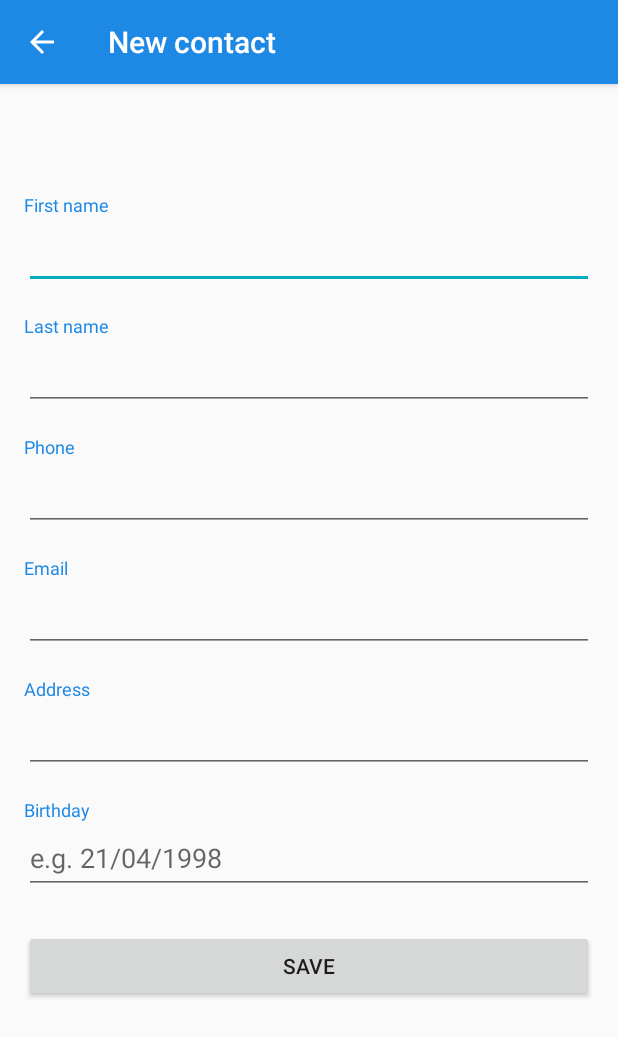
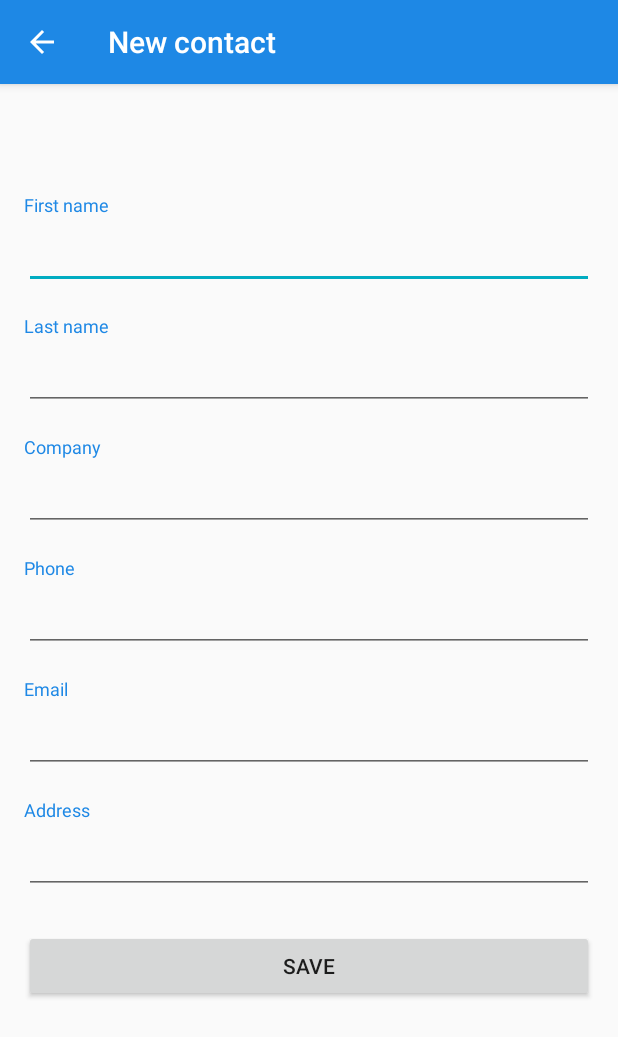
Before and after one commit to Jamie135/ft_hangouts, an Android app: the screen it shows after launch (ContactEditActivity), after a tap on "Add contact", on a phone screen of 412 x 824 dp. Shown: the top 1037 px of the screen. Run offline under Robolectric (Android 15) with nearby library versions, the phone set to English and light mode, and no system bars.

Commit message:
added 2 languages supports

```diff
--- a/app/src/main/java/com/pbureera/ft_hangouts/data/ContactDao.kt
+++ b/app/src/main/java/com/pbureera/ft_hangouts/data/ContactDao.kt
@@ -5,7 +5,7 @@ import android.content.Context
 import android.database.Cursor
 import android.telephony.PhoneNumberUtils
 import com.pbureera.ft_hangouts.data.DbHelper.Companion.C_ADDRESS
-import com.pbureera.ft_hangouts.data.DbHelper.Companion.C_BIRTHDAY
+import com.pbureera.ft_hangouts.data.DbHelper.Companion.C_COMPANY
 import com.pbureera.ft_hangouts.data.DbHelper.Companion.C_EMAIL
 import com.pbureera.ft_hangouts.data.DbHelper.Companion.C_FIRST_NAME
 import com.pbureera.ft_hangouts.data.DbHelper.Companion.C_ID
@@ -36,7 +36,8 @@ class ContactDao(private val db: DbHelper) {
     fun getAll(): List<Contact> =
         db.readableDatabase.query(
             T_CONTACTS, null, null, null, null, null,
-            "$C_FIRST_NAME COLLATE NOCASE, $C_LAST_NAME COLLATE NOCASE"
+            // Sort by the name shown in the list: the first name, or the company when there is none.
+            "COALESCE(NULLIF($C_FIRST_NAME, ''), $C_COMPANY) COLLATE NOCASE, $C_LAST_NAME COLLATE NOCASE"
         ).use { c -> buildList { while (c.moveToNext()) add(c.toContact()) } }
 
     fun getById(id: Long): Contact? =
@@ -57,7 +58,7 @@ class ContactDao(private val db: DbHelper) {
         put(C_PHONE, phone.trim())
         put(C_EMAIL, email.trim())
         put(C_ADDRESS, address.trim())
-        put(C_BIRTHDAY, birthday.trim())
+        put(C_COMPANY, company.trim())
         put(C_PHOTO_URI, photoUri)
     }
 
@@ -68,7 +69,7 @@ class ContactDao(private val db: DbHelper) {
         phone = getString(getColumnIndexOrThrow(C_PHONE)),
         email = getString(getColumnIndexOrThrow(C_EMAIL)),
         address = getString(getColumnIndexOrThrow(C_ADDRESS)),
-        birthday = getString(getColumnIndexOrThrow(C_BIRTHDAY)),
+        company = getString(getColumnIndexOrThrow(C_COMPANY)),
         photoUri = getColumnIndexOrThrow(C_PHOTO_URI).let { if (isNull(it)) null else getString(it) },
     )
 }
--- a/app/src/main/java/com/pbureera/ft_hangouts/data/DbHelper.kt
+++ b/app/src/main/java/com/pbureera/ft_hangouts/data/DbHelper.kt
@@ -22,12 +22,12 @@ class DbHelper private constructor(context: Context) :
             """
             CREATE TABLE $T_CONTACTS (
                 $C_ID         INTEGER PRIMARY KEY AUTOINCREMENT,
-                $C_FIRST_NAME TEXT NOT NULL,
+                $C_FIRST_NAME TEXT NOT NULL DEFAULT '',
                 $C_LAST_NAME  TEXT NOT NULL DEFAULT '',
                 $C_PHONE      TEXT NOT NULL,
                 $C_EMAIL      TEXT NOT NULL DEFAULT '',
                 $C_ADDRESS    TEXT NOT NULL DEFAULT '',
-                $C_BIRTHDAY   TEXT NOT NULL DEFAULT '',
+                $C_COMPANY    TEXT NOT NULL DEFAULT '',
                 $C_PHOTO_URI  TEXT
             )
             """.trimIndent()
@@ -56,7 +56,8 @@ class DbHelper private constructor(context: Context) :
 
     companion object {
         const val DB_NAME = "ft_hangouts.db"
-        const val DB_VERSION = 1
+        // 2: "birthday" column replaced by "company".
+        const val DB_VERSION = 2
 
         const val T_CONTACTS = "contacts"
         const val C_ID = "id"
@@ -65,7 +66,7 @@ class DbHelper private constructor(context: Context) :
         const val C_PHONE = "phone"
         const val C_EMAIL = "email"
         const val C_ADDRESS = "address"
-        const val C_BIRTHDAY = "birthday"
+        const val C_COMPANY = "company"
         const val C_PHOTO_URI = "photo_uri"
 
         const val T_MESSAGES = "messages"
--- a/app/src/main/java/com/pbureera/ft_hangouts/ui/ContactAdapter.kt
+++ b/app/src/main/java/com/pbureera/ft_hangouts/ui/ContactAdapter.kt
@@ -44,6 +44,8 @@ class ContactAdapter(private val inflater: LayoutInflater) : BaseAdapter() {
         listOf(c.firstName, c.lastName)
             .mapNotNull { it.trim().firstOrNull()?.uppercaseChar() }
             .joinToString("")
+            // Organisation without a person's name: first letter of the company.
+            .ifEmpty { c.company.trim().take(1).uppercase() }
 
     /** Caches the row's child views so findViewById runs once per row, not per bind. */
     private class RowViews(val initials: TextView, val name: TextView, val phone: TextView)
--- a/app/src/main/java/com/pbureera/ft_hangouts/ui/ContactDetailActivity.kt
+++ b/app/src/main/java/com/pbureera/ft_hangouts/ui/ContactDetailActivity.kt
@@ -54,10 +54,10 @@ class ContactDetailActivity : BaseActivity() {
         rows.removeAllViews()
         addRow(R.string.label_first_name, c.firstName)
         addRow(R.string.label_last_name, c.lastName)
+        addRow(R.string.label_company, c.company)
         addRow(R.string.label_phone, c.phone)
         addRow(R.string.label_email, c.email)
         addRow(R.string.label_address, c.address)
-        addRow(R.string.label_birthday, c.birthday)
         return true
     }
 
--- a/app/src/main/java/com/pbureera/ft_hangouts/ui/ContactEditActivity.kt
+++ b/app/src/main/java/com/pbureera/ft_hangouts/ui/ContactEditActivity.kt
@@ -22,7 +22,7 @@ class ContactEditActivity : BaseActivity() {
     private lateinit var phone: EditText
     private lateinit var email: EditText
     private lateinit var address: EditText
-    private lateinit var birthday: EditText
+    private lateinit var company: EditText
 
     /** The contact being edited, or null when creating a new one. */
     private var original: Contact? = null
@@ -38,7 +38,7 @@ class ContactEditActivity : BaseActivity() {
         phone = findViewById(R.id.edit_phone)
         email = findViewById(R.id.edit_email)
         address = findViewById(R.id.edit_address)
-        birthday = findViewById(R.id.edit_birthday)
+        company = findViewById(R.id.edit_company)
 
         val contactId = intent.getLongExtra(EXTRA_CONTACT_ID, 0L)
         if (contactId != 0L) {
@@ -60,7 +60,7 @@ class ContactEditActivity : BaseActivity() {
         phone.setText(c.phone)
         email.setText(c.email)
         address.setText(c.address)
-        birthday.setText(c.birthday)
+        company.setText(c.company)
     }
 
     private fun save() {
@@ -73,7 +73,7 @@ class ContactEditActivity : BaseActivity() {
             phone = phone.text.toString().trim(),
             email = email.text.toString().trim(),
             address = address.text.toString().trim(),
-            birthday = birthday.text.toString().trim(),
+            company = company.text.toString().trim(),
             photoUri = original?.photoUri,
         )
 
@@ -96,7 +96,11 @@ class ContactEditActivity : BaseActivity() {
     private fun validate(): Boolean {
         val errors = mutableListOf<Pair<EditText, Int>>()
 
-        if (firstName.text.isBlank()) errors += firstName to R.string.error_required
+        // A person needs a first name, an organisation a company name: at least one of them.
+        if (firstName.text.isBlank() && company.text.isBlank()) {
+            errors += firstName to R.string.error_name_or_company
+            errors += company to R.string.error_name_or_company
+        }
 
         val phoneText = phone.text.toString().trim()
         when {
--- a/app/src/main/res/layout/activity_contact_edit.xml
+++ b/app/src/main/res/layout/activity_contact_edit.xml
@@ -22,6 +22,11 @@
             android:autofillHints="familyName" android:inputType="textPersonName|textCapWords" />
 
         <TextView style="@style/FieldLabel"
+            android:labelFor="@+id/edit_company" android:text="@string/label_company" />
+        <EditText android:id="@+id/edit_company" style="@style/FieldInput"
+            android:autofillHints="organization" android:inputType="textCapWords" />
+
+        <TextView style="@style/FieldLabel"
             android:labelFor="@+id/edit_phone" android:text="@string/label_phone" />
         <EditText android:id="@+id/edit_phone" style="@style/FieldInput"
             android:autofillHints="phone" android:inputType="phone" />
@@ -37,11 +42,6 @@
             android:autofillHints="postalAddress"
             android:inputType="textPostalAddress|textMultiLine|textCapWords" />
 
-        <TextView style="@style/FieldLabel"
-            android:labelFor="@+id/edit_birthday" android:text="@string/label_birthday" />
-        <EditText android:id="@+id/edit_birthday" style="@style/FieldInput"
-            android:hint="@string/hint_birthday" android:importantForAutofill="no"
-            android:inputType="date" />
 
         <Button
             android:id="@+id/button_save"
--- a/app/src/main/res/menu/main_menu.xml
+++ b/app/src/main/res/menu/main_menu.xml
@@ -8,9 +8,14 @@
         android:title="@string/action_add_contact"
         app:showAsAction="ifRoom" />
 
-    <!-- No icon and showAsAction="never": goes in the ⋮ overflow menu. -->
+    <!-- No icon and showAsAction="never": these go in the ⋮ overflow menu. -->
     <item
         android:id="@+id/action_header_color"
         android:title="@string/action_header_color"
         app:showAsAction="never" />
+
+    <item
+        android:id="@+id/action_language"
+        android:title="@string/action_language"
+        app:showAsAction="never" />
 </menu>
--- a/app/src/main/res/values/strings.xml
+++ b/app/src/main/res/values/strings.xml
@@ -1,5 +1,6 @@
 <resources>
-    <string name="app_name">ft_hangouts</string>
+    <!-- Same name in every language. -->
+    <string name="app_name" translatable="false">ft_hangouts</string>
     <string name="no_contacts">No contacts yet</string>
 
     <!-- Screen titles -->
@@ -12,8 +13,7 @@
     <string name="label_phone">Phone</string>
     <string name="label_email">Email</string>
     <string name="label_address">Address</string>
-    <string name="label_birthday">Birthday</string>
-    <string name="hint_birthday">e.g. 21/04/1998</string>
+    <string name="label_company">Company</string>
 
     <!-- Actions -->
     <string name="action_add_contact">Add contact</string>
@@ -24,6 +24,7 @@
 
     <!-- Validation and feedback -->
     <string name="error_required">This field is required</string>
+    <string name="error_name_or_company">Enter a first name or a company</string>
     <string name="error_invalid_phone">Invalid phone number</string>
     <string name="error_invalid_email">Invalid email address</string>
     <string name="error_save_failed">Could not save the contact</string>
@@ -43,4 +44,11 @@
         <item>Teal</item>
         <item>Grey</item>
     </string-array>
+
+    <!-- Language menu -->
+    <string name="action_language">Language</string>
+    <string name="language_system">System default</string>
+    <!-- Each language is written in itself, so it is recognisable whatever the current language. -->
+    <string name="language_english" translatable="false">English</string>
+    <string name="language_french" translatable="false">Français</string>
 </resources>
--- /dev/null
+++ b/app/src/main/res/xml/locales_config.xml
@@ -0,0 +1,6 @@
+<?xml version="1.0" encoding="utf-8"?>
+<!-- Languages the app supports. Android 13+ lists them in Settings > Apps > ft_hangouts > Language. -->
+<locale-config xmlns:android="http://schemas.android.com/apk/res/android">
+    <locale android:name="en" />
+    <locale android:name="fr" />
+</locale-config>
```
Also changed, not shown: app/src/main/AndroidManifest.xml (+14 -0 lines), app/src/main/java/com/pbureera/ft_hangouts/data/Contact.kt (+8 -4 lines), app/src/main/java/com/pbureera/ft_hangouts/ui/AppLanguage.kt (added, +31 -0 lines), app/src/main/java/com/pbureera/ft_hangouts/ui/MainActivity.kt (+68 -14 lines), 1 other file.
